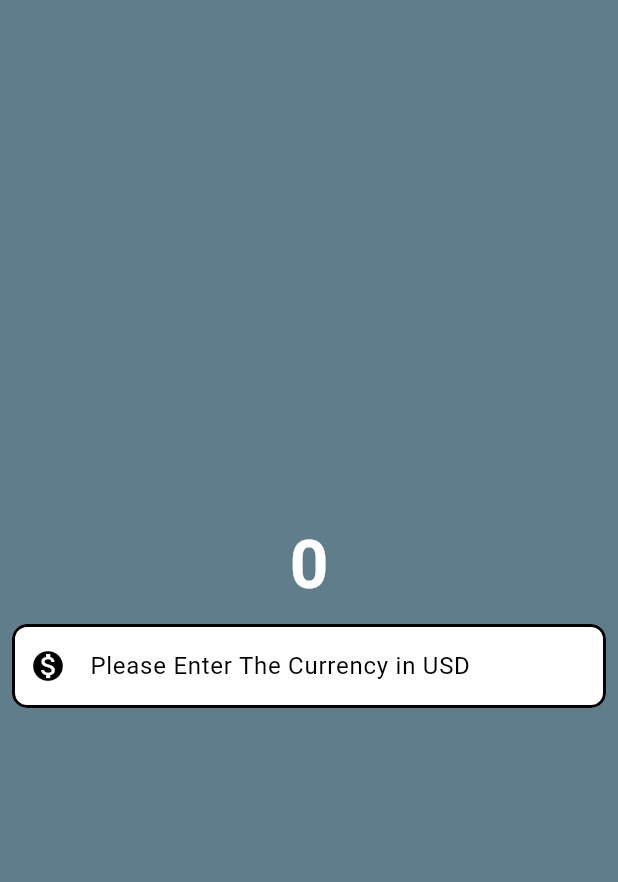
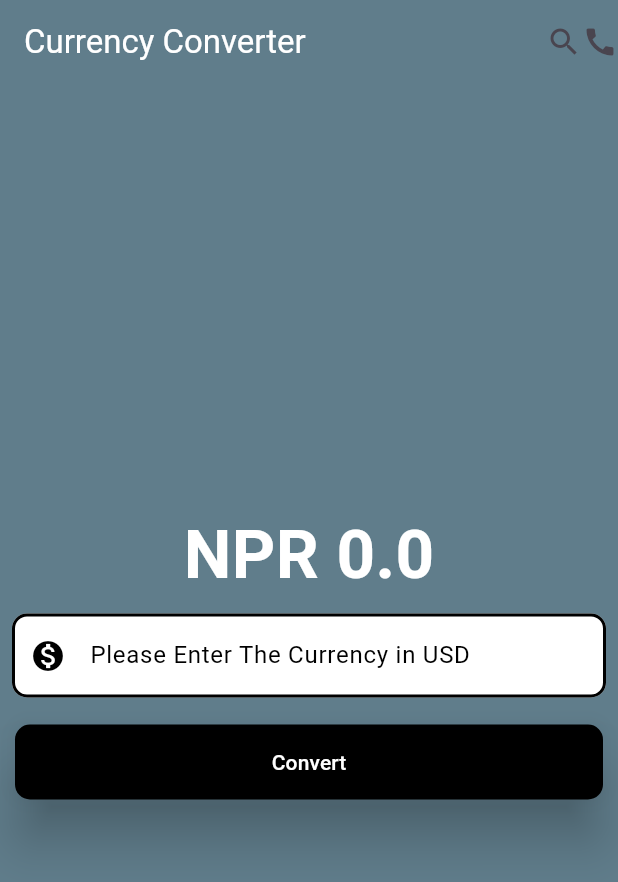
Before and after one commit to bitmonk/flutterCurrencyConverter, a Flutter app: the screen it shows after launch, on a phone screen of 412 x 824 dp. Shown: the top 882 px of the screen. Run offline on Flutter 3.47's test engine with Material 3 defaults, Android fonts, the phone set to English and light mode, and no system bars.

Commit message:
currency converterrr

```diff
--- a/lib/currency_converter_material_page.dart
+++ b/lib/currency_converter_material_page.dart
@@ -1,10 +1,19 @@
 import 'package:flutter/material.dart';
 
-class CurrencyConverterMaterialPage extends StatelessWidget {
-  const CurrencyConverterMaterialPage({super.key});
+
+class CurrencyConverterMaterialPage extends StatefulWidget{
+   const CurrencyConverterMaterialPage({super.key});
 
   @override
-  Widget build(BuildContext context) {
+  State<CurrencyConverterMaterialPage> createState() => _CurrencyConverterMaterialPageState();
+}
+
+class _CurrencyConverterMaterialPageState extends State<CurrencyConverterMaterialPage>{
+  double result = 0;
+  final TextEditingController textEditingController = TextEditingController();
+
+@override
+  Widget build(BuildContext context){
     final border = OutlineInputBorder(
       borderSide: const BorderSide(
         color: Colors.black,
@@ -15,14 +24,22 @@ class CurrencyConverterMaterialPage extends StatelessWidget {
     );
     return Scaffold(
       backgroundColor: Colors.blueGrey,
+      appBar: AppBar(
+        backgroundColor: Colors.blueGrey,
+        title: const Text(
+          'Currency Converter ',
+          style: TextStyle(color: Colors.white),
+        ),
+        actions: const [Icon(Icons.search), Icon(Icons.call)],
+      ),
       body: Center(
         child: Column(
           mainAxisAlignment: MainAxisAlignment.center,
           // crossAxisAlignment: CrossAxisAlignment.center,
           children: [
-            const Text(
-              '0',
-              style: TextStyle(
+             Text(
+              'NPR $result',
+              style: const TextStyle(
                 fontSize: 45,
                 fontWeight: FontWeight.bold,
                 color: Color.fromARGB(255, 255, 255, 255),
@@ -31,6 +48,7 @@ class CurrencyConverterMaterialPage extends StatelessWidget {
             Padding(
               padding: const EdgeInsets.all(8.0),
               child: TextField(
+                controller: textEditingController,
                 style: const TextStyle(
                   color: Colors.black,
                 ),
@@ -49,6 +67,27 @@ class CurrencyConverterMaterialPage extends StatelessWidget {
                 keyboardType: TextInputType.number,
               ),
             ),
+            //button
+            Padding(
+              padding: const EdgeInsets.all(10.0),
+              child: ElevatedButton(
+                onPressed: () {
+                  setState(() {
+                  result = double.parse(textEditingController.text) * 133.50;
+                  });
+                },
+                style: ElevatedButton.styleFrom(
+                  elevation: 15,
+                  backgroundColor: Colors.black,
+                  foregroundColor: Colors.white,
+                  minimumSize: const Size(double.infinity, 50),
+                  shape: RoundedRectangleBorder(
+                    borderRadius: BorderRadius.circular(10),
+                  ),
+                ),
+                child: const Text('Convert'),
+              ),
+            ),
           ],
         ),
       ),
--- a/lib/main.dart
+++ b/lib/main.dart
@@ -10,7 +10,7 @@ class MyApp extends StatelessWidget {
 
   @override
   Widget build(BuildContext context) {
-    return const MaterialApp(
+    return const  MaterialApp(
       home: CurrencyConverterMaterialPage(),
     );
   }
```
